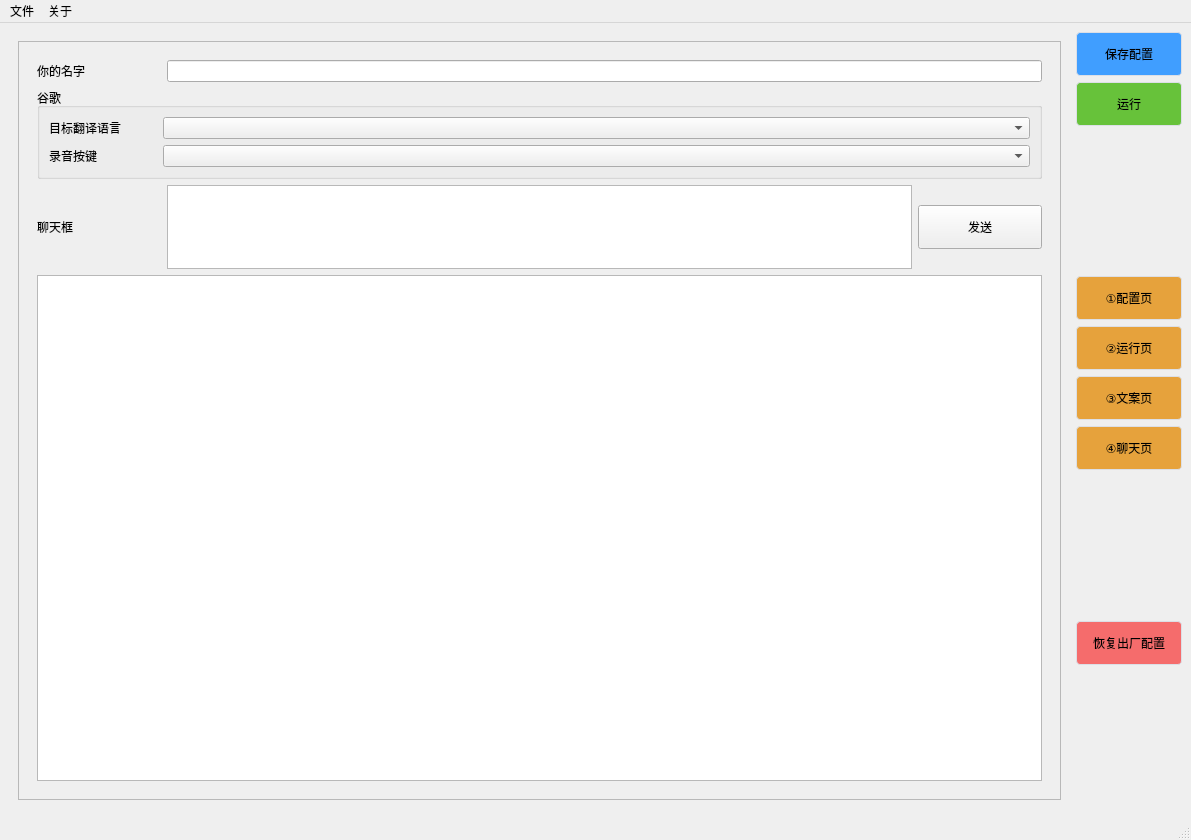
The window that ui/main.ui (sandboxdream/AI-Vtuber) describes before a commit, drawn with Qt 5.
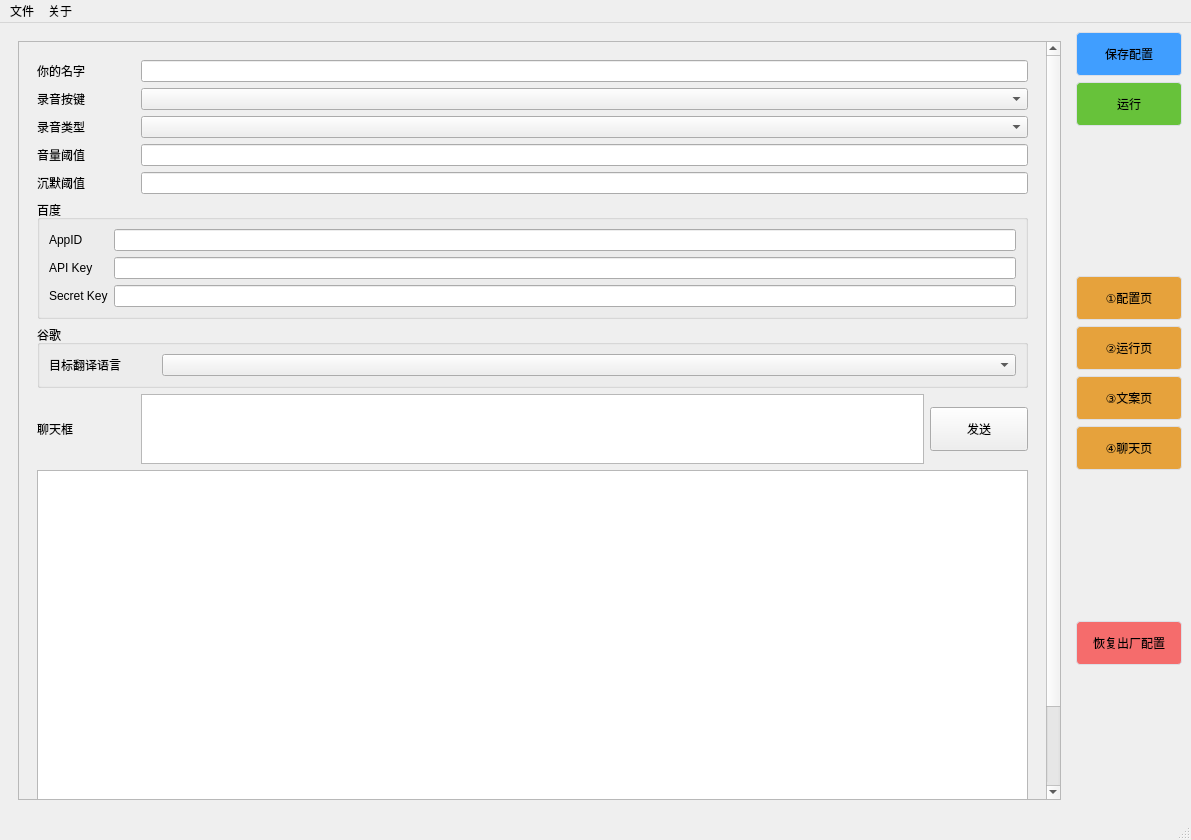
The same window after the commit. The open tabs and pages were chosen to show the change.

Commit message: 修改 聊天模式-谷歌 为 聊天模式，新增语音识别 百度接口。

```diff
--- a/ui/main.ui
+++ b/ui/main.ui
@@ -2095,32 +2095,77 @@
             <rect>
              <x>0</x>
              <y>0</y>
-             <width>984</width>
-             <height>743</height>
+             <width>963</width>
+             <height>1035</height>
             </rect>
            </property>
            <layout class="QVBoxLayout" name="verticalLayout_3">
             <item>
              <widget class="QWidget" name="widget_2" native="true">
-              <layout class="QGridLayout" name="gridLayout_40" rowstretch="1,1,1,6" columnstretch="1,6,1" rowminimumheight="1,1,1,1">
-               <item row="0" column="0">
-                <widget class="QLabel" name="label_talk_username">
-                 <property name="text">
-                  <string>你的名字</string>
-                 </property>
-                </widget>
+              <layout class="QGridLayout" name="gridLayout_40" rowstretch="1,0,0,0,0,0,0,0,0,0,0" columnstretch="1,8,1">
+               <item row="3" column="1" colspan="2">
+                <widget class="QComboBox" name="comboBox_talk_type"/>
+               </item>
+               <item row="4" column="1" colspan="2">
+                <widget class="QLineEdit" name="lineEdit_talk_volume_threshold"/>
                </item>
                <item row="2" column="0">
-                <widget class="QLabel" name="label_talk_chat_box">
+                <widget class="QLabel" name="label_talk_trigger_key">
                  <property name="text">
-                  <string>聊天框</string>
+                  <string>录音按键</string>
                  </property>
                 </widget>
                </item>
-               <item row="2" column="1">
-                <widget class="QTextEdit" name="textEdit_talk_chat_box"/>
+               <item row="6" column="0" colspan="3">
+                <widget class="QGroupBox" name="groupBox_talk_baidu">
+                 <property name="title">
+                  <string>百度</string>
+                 </property>
+                 <layout class="QGridLayout" name="gridLayout_45">
+                  <item row="0" column="1">
+                   <widget class="QLineEdit" name="lineEdit_talk_baidu_app_id"/>
+                  </item>
+                  <item row="0" column="0">
+                   <widget class="QLabel" name="label_talk_baidu_app_id">
+                    <property name="text">
+                     <string>AppID</string>
+                    </property>
+                   </widget>
+                  </item>
+                  <item row="1" column="1">
+                   <widget class="QLineEdit" name="lineEdit_talk_baidu_api_key"/>
+                  </item>
+                  <item row="1" column="0">
+                   <widget class="QLabel" name="label_talk_baidu_api_key">
+                    <property name="text">
+                     <string>API Key</string>
+                    </property>
+                   </widget>
+                  </item>
+                  <item row="2" column="0">
+                   <widget class="QLabel" name="label_talk_baidu_secret_key">
+                    <property name="text">
+                     <string>Secret Key</string>
+                    </property>
+                   </widget>
+                  </item>
+                  <item row="2" column="1">
+                   <widget class="QLineEdit" name="lineEdit_talk_baidu_secret_key"/>
+                  </item>
+                 </layout>
+                </widget>
                </item>
-               <item row="2" column="2">
+               <item row="3" column="0">
+                <widget class="QLabel" name="label_talk_type">
+                 <property name="text">
+                  <string>录音类型</string>
+                 </property>
+                </widget>
+               </item>
+               <item row="5" column="1" colspan="2">
+                <widget class="QLineEdit" name="lineEdit_talk_silence_threshold"/>
+               </item>
+               <item row="8" column="2">
                 <widget class="QPushButton" name="pushButton_talk_chat_box_send">
                  <property name="cursor">
                   <cursorShape>PointingHandCursor</cursorShape>
@@ -2135,7 +2180,17 @@
                  </property>
                 </widget>
                </item>
-               <item row="1" column="0" colspan="3">
+               <item row="0" column="0">
+                <widget class="QLabel" name="label_talk_username">
+                 <property name="text">
+                  <string>你的名字</string>
+                 </property>
+                </widget>
+               </item>
+               <item row="2" column="1" colspan="2">
+                <widget class="QComboBox" name="comboBox_talk_trigger_key"/>
+               </item>
+               <item row="7" column="0" colspan="3">
                 <widget class="QGroupBox" name="groupBox_talk_google">
                  <property name="title">
                   <string>谷歌</string>
@@ -2144,13 +2199,6 @@
                   <item row="1" column="1">
                    <widget class="QComboBox" name="comboBox_talk_google_tgt_lang"/>
                   </item>
-                  <item row="2" column="0">
-                   <widget class="QLabel" name="label_talk_google_trigger_key">
-                    <property name="text">
-                     <string>录音按键</string>
-                    </property>
-                   </widget>
-                  </item>
                   <item row="1" column="0">
                    <widget class="QLabel" name="label_talk_google_tgt_lang">
                     <property name="text">
@@ -2158,19 +2206,41 @@
                     </property>
                    </widget>
                   </item>
-                  <item row="2" column="1">
-                   <widget class="QComboBox" name="comboBox_talk_google_trigger_key"/>
-                  </item>
                  </layout>
                 </widget>
                </item>
                <item row="0" column="1" colspan="2">
                 <widget class="QLineEdit" name="lineEdit_talk_username"/>
                </item>
-               <item row="3" column="0" colspan="3">
+               <item row="8" column="1">
+                <widget class="QTextEdit" name="textEdit_talk_chat_box"/>
+               </item>
+               <item row="4" column="0">
+                <widget class="QLabel" name="label_talk_volume_threshold">
+                 <property name="text">
+                  <string>音量阈值</string>
+                 </property>
+                </widget>
+               </item>
+               <item row="5" column="0">
+                <widget class="QLabel" name="label_talk_silence_threshold">
+                 <property name="text">
+                  <string>沉默阈值</string>
+                 </property>
+                </widget>
+               </item>
+               <item row="8" column="0">
+                <widget class="QLabel" name="label_talk_chat_box">
+                 <property name="text">
+                  <string>聊天框</string>
+                 </property>
+                </widget>
+               </item>
+               <item row="9" column="0" rowspan="2" colspan="3">
                 <widget class="QTextBrowser" name="textBrowser_talk_log">
                  <property name="styleSheet">
                   <string notr="true">font: 12pt &quot;仿宋&quot;;
+height:200px;
 </string>
                  </property>
                 </widget>
```
Left out of the diff: 18 changed lines with no effect on the pictures. The commit also changes 7 other files.
